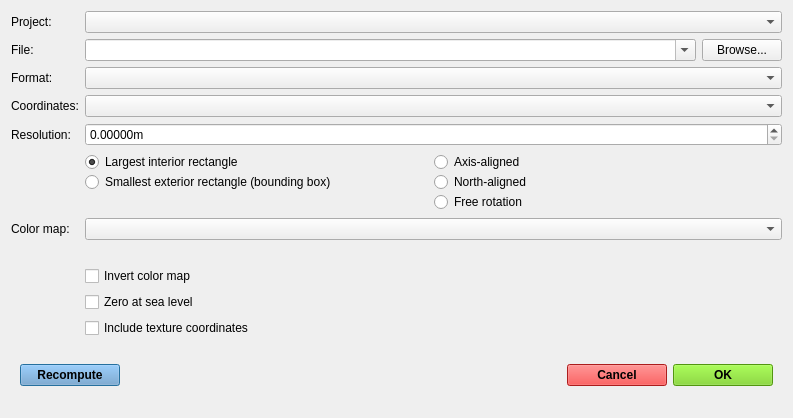
The window that gui/exporter.ui (SINTEF/Geomaker) describes before a commit, drawn with Qt 5.
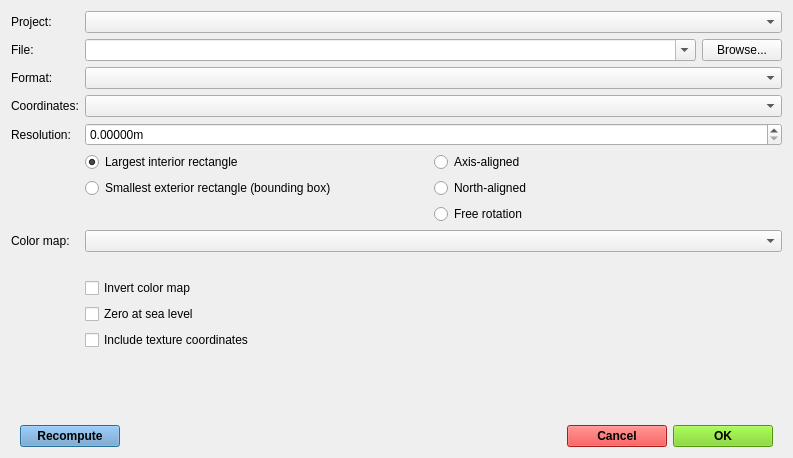
The same window after the commit. Icons and pictures are not drawn.

Commit message: More spacing in export dialog

```diff
--- a/gui/exporter.ui
+++ b/gui/exporter.ui
@@ -7,7 +7,7 @@
     <x>0</x>
     <y>0</y>
     <width>793</width>
-    <height>418</height>
+    <height>458</height>
    </rect>
   </property>
   <property name="windowTitle">
@@ -52,6 +52,9 @@
            <property name="bottomMargin">
             <number>0</number>
            </property>
+           <property name="verticalSpacing">
+            <number>6</number>
+           </property>
            <item row="1" column="1">
             <widget class="QComboBox" name="filename">
              <property name="sizePolicy">
@@ -92,12 +95,12 @@
              </property>
             </widget>
            </item>
-           <item row="13" column="0" colspan="3">
+           <item row="14" column="0" colspan="3">
             <widget class="QWidget" name="widget_3" native="true">
              <property name="sizePolicy">
               <sizepolicy hsizetype="Preferred" vsizetype="Preferred">
                <horstretch>0</horstretch>
-               <verstretch>1</verstretch>
+               <verstretch>0</verstretch>
               </sizepolicy>
              </property>
              <layout class="QHBoxLayout" name="horizontalLayout">
@@ -1583,7 +1586,7 @@
                 </property>
                 <layout class="QVBoxLayout" name="verticalLayout_2">
                  <property name="spacing">
-                  <number>0</number>
+                  <number>6</number>
                  </property>
                  <property name="leftMargin">
                   <number>0</number>
@@ -1631,7 +1634,7 @@
                 </property>
                 <layout class="QVBoxLayout" name="verticalLayout">
                  <property name="spacing">
-                  <number>0</number>
+                  <number>6</number>
                  </property>
                  <property name="leftMargin">
                   <number>0</number>
@@ -1691,6 +1694,16 @@
              </property>
             </widget>
            </item>
+           <item row="13" column="0" colspan="3">
+            <widget class="QWidget" name="widget_8" native="true">
+             <property name="sizePolicy">
+              <sizepolicy hsizetype="Preferred" vsizetype="Preferred">
+               <horstretch>0</horstretch>
+               <verstretch>1</verstretch>
+              </sizepolicy>
+             </property>
+            </widget>
+           </item>
           </layout>
          </widget>
         </item>
```
The commit also changes 1 other file.
